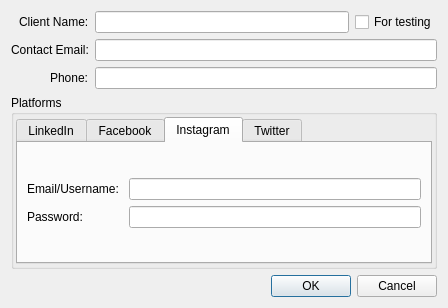
Before: the Qt Designer form src/gui/ui/newclientdialog.ui in smalbadger/social, drawn with Qt 5.
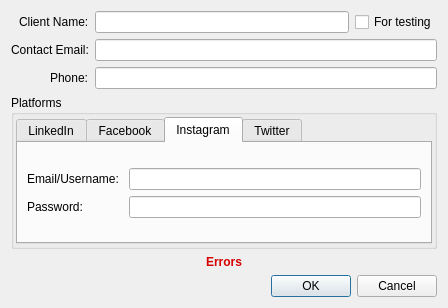
After: the same form once the commit is applied. The open tabs and pages were chosen to show the change.

```diff
--- a/src/gui/ui/newclientdialog.ui
+++ b/src/gui/ui/newclientdialog.ui
@@ -13,8 +13,8 @@
   <property name="windowTitle">
    <string>New Client</string>
   </property>
-  <layout class="QGridLayout" name="gridLayout_6">
-   <item row="0" column="0">
+  <layout class="QVBoxLayout" name="verticalLayout">
+   <item>
     <layout class="QFormLayout" name="formLayout_5">
      <property name="labelAlignment">
       <set>Qt::AlignRight|Qt::AlignTrailing|Qt::AlignVCenter</set>
@@ -62,7 +62,7 @@
      </item>
     </layout>
    </item>
-   <item row="1" column="0">
+   <item>
     <widget class="QGroupBox" name="groupBox">
      <property name="title">
       <string>Platforms</string>
@@ -257,7 +257,60 @@
      </layout>
     </widget>
    </item>
-   <item row="2" column="0">
+   <item>
+    <widget class="QLabel" name="errorLabel">
+     <property name="palette">
+      <palette>
+       <active>
+        <colorrole role="WindowText">
+         <brush brushstyle="SolidPattern">
+          <color alpha="255">
+           <red>214</red>
+           <green>0</green>
+           <blue>0</blue>
+          </color>
+         </brush>
+        </colorrole>
+       </active>
+       <inactive>
+        <colorrole role="WindowText">
+         <brush brushstyle="SolidPattern">
+          <color alpha="255">
+           <red>214</red>
+           <green>0</green>
+           <blue>0</blue>
+          </color>
+         </brush>
+        </colorrole>
+       </inactive>
+       <disabled>
+        <colorrole role="WindowText">
+         <brush brushstyle="SolidPattern">
+          <color alpha="255">
+           <red>120</red>
+           <green>120</green>
+           <blue>120</blue>
+          </color>
+         </brush>
+        </colorrole>
+       </disabled>
+      </palette>
+     </property>
+     <property name="font">
+      <font>
+       <weight>75</weight>
+       <bold>true</bold>
+      </font>
+     </property>
+     <property name="text">
+      <string>Errors</string>
+     </property>
+     <property name="alignment">
+      <set>Qt::AlignCenter</set>
+     </property>
+    </widget>
+   </item>
+   <item>
     <widget class="QDialogButtonBox" name="buttonBox">
      <property name="orientation">
       <enum>Qt::Horizontal</enum>
```
Left out of the diff: 2 changed lines with no effect on the pictures.
